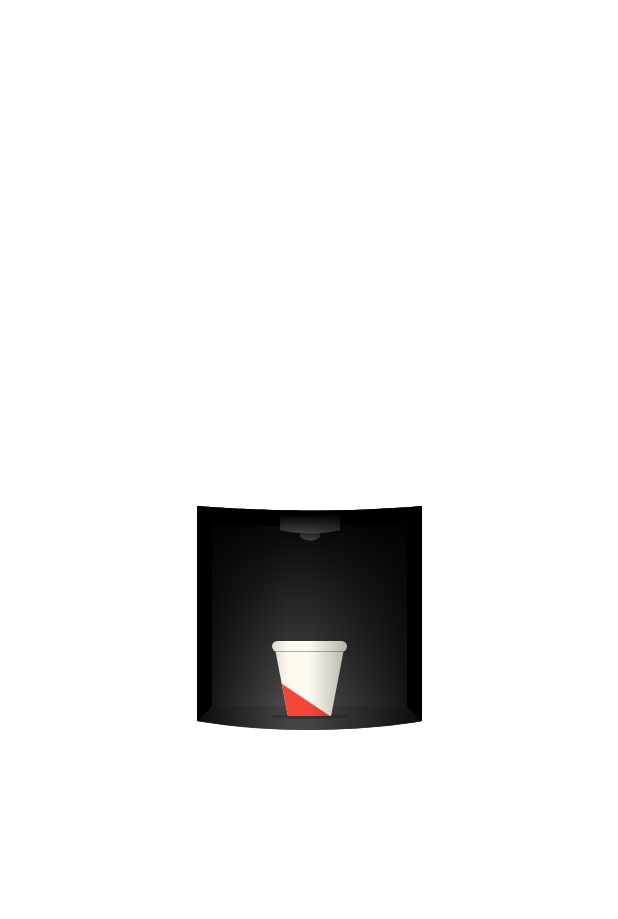
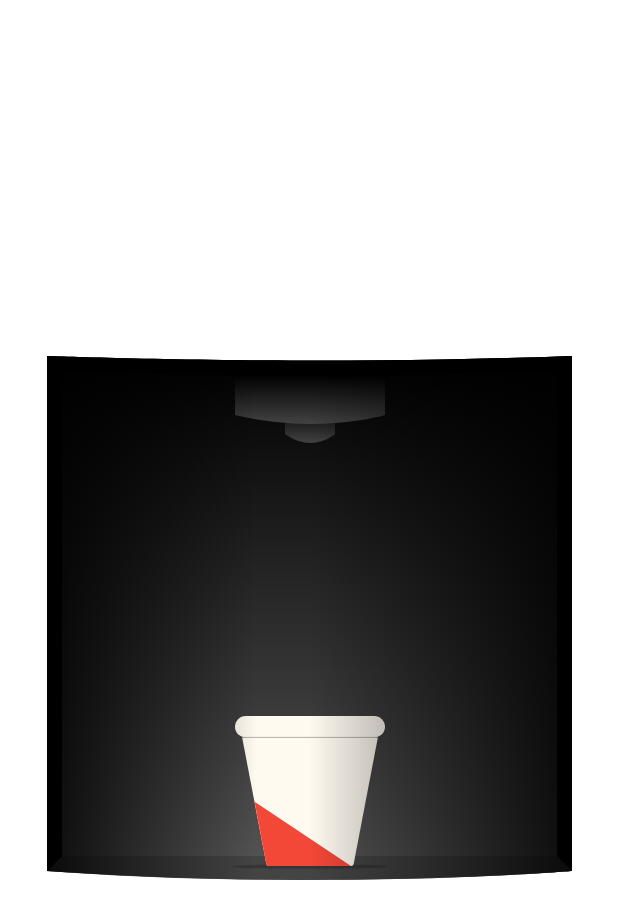
Before and after one commit to GuilhE/Expressus, an Android app built with Jetpack Compose: the @Preview function CoffeeSlotPreview, on a phone screen of 412 x 824 dp. Shown: the top 919 px of the screen. Run offline under Robolectric (Android 15) with nearby library versions, the phone set to English and light mode, and no system bars.

Commit message:
Adds new androidApp layout using shared-ui-compose

```diff
--- a/androidApp/build.gradle.kts
+++ b/androidApp/build.gradle.kts
@@ -66,7 +66,8 @@ dependencies {
         implementation(ui)
         implementation(runtime)
         implementation(foundationLayout)
-        debugImplementation(uiTooling)
+        implementation(uiToolingPreview)
+        implementation(uiTooling)
     }
 
     // Di
--- a/androidApp/src/main/AndroidManifest.xml
+++ b/androidApp/src/main/AndroidManifest.xml
@@ -2,6 +2,8 @@
 <manifest xmlns:android="http://schemas.android.com/apk/res/android"
         xmlns:tools="http://schemas.android.com/tools"
         package="com.expressus.android">
+
+    <uses-permission android:name="android.permission.VIBRATE" />
 
     <application
             android:name=".ExpressusApp"
@@ -14,7 +16,8 @@
 
         <activity
                 android:name=".presentation.ExpressusActivity"
-                android:exported="true">
+                android:exported="true"
+                android:screenOrientation="portrait">
             <intent-filter>
                 <action android:name="android.intent.action.MAIN" />
                 <category android:name="android.intent.category.LAUNCHER" />
--- a/androidApp/src/main/java/com/expressus/android/presentation/previews/leftPanel/CoffeeSlotPreview.kt
+++ b/androidApp/src/main/java/com/expressus/android/presentation/previews/leftPanel/CoffeeSlotPreview.kt
@@ -6,6 +6,7 @@ import androidx.compose.runtime.Composable
 import androidx.compose.ui.Alignment
 import androidx.compose.ui.Modifier
 import androidx.compose.ui.tooling.preview.Preview
+import androidx.compose.ui.unit.DpSize
 import androidx.compose.ui.unit.dp
 import com.expressus.compose.components.leftPanel.CoffeeSlot
 
@@ -16,6 +17,6 @@ private fun CoffeeSlotPreview() {
         Modifier.fillMaxSize(),
         contentAlignment = Alignment.Center
     ) {
-        CoffeeSlot(150.dp)
+        CoffeeSlot(350.dp, 100.dp, 100.dp, DpSize(15.dp, 150.dp))
     }
 }
--- a/androidApp/src/main/java/com/expressus/android/presentation/previews/leftPanel/CupPreview.kt
+++ b/androidApp/src/main/java/com/expressus/android/presentation/previews/leftPanel/CupPreview.kt
@@ -18,6 +18,6 @@ private fun CupPreview() {
         Modifier.fillMaxSize().background(Color.LightGray),
         contentAlignment = Alignment.Center
     ) {
-        Cup(50.dp)
+        Cup(250.dp)
     }
 }
--- a/desktopApp/build.gradle.kts
+++ b/desktopApp/build.gradle.kts
@@ -4,7 +4,7 @@ import org.jetbrains.kotlin.gradle.tasks.KotlinCompile
 
 plugins {
     kotlin("multiplatform")
-    id("org.jetbrains.compose") version Versions.Compose.desktop
+    id("org.jetbrains.compose") version Versions.JetBrains.Compose.desktop
 }
 
 kotlin {
--- a/shared-ui-compose/src/commonMain/kotlin/com/expressus/compose/components/leftPanel/CoffeeSlot.kt
+++ b/shared-ui-compose/src/commonMain/kotlin/com/expressus/compose/components/leftPanel/CoffeeSlot.kt
@@ -11,17 +11,28 @@ import androidx.compose.ui.geometry.Size
 import androidx.compose.ui.graphics.Brush
 import androidx.compose.ui.graphics.Color
 import androidx.compose.ui.unit.Dp
+import androidx.compose.ui.unit.DpSize
 import androidx.compose.ui.unit.dp
 import com.expressus.compose.components.Slot
 import com.expressus.compose.themes.CoffeeSlotTheme
 import kotlinx.coroutines.delay
+import kotlinx.coroutines.yield
 
 @Composable
-fun CoffeeSlot(size: Dp, isGrinding: Boolean = false, isPouring: Boolean = false) {
+fun CoffeeSlot(
+    size: Dp,
+    faucetSize: Dp,
+    cupSize: Dp,
+    coffeeStreamSize: DpSize,
+    coffeePouringSpeed: Long = 10L,
+    isGrinding: Boolean = false,
+    isPouring: Boolean = false
+) {
     var cupVrtPadding: Dp by remember { mutableStateOf(0.dp) }
     var cupHrzPadding: Dp by remember { mutableStateOf(0.dp) }
 
     LaunchedEffect(isGrinding) {
+        yield()
         cupVrtPadding = 0.dp
         cupHrzPadding = 0.dp
         while (isGrinding) {
@@ -54,8 +65,8 @@ fun CoffeeSlot(size: Dp, isGrinding: Boolean = false, isPouring: Boolean = false
                 Modifier.fillMaxSize(),
                 contentAlignment = Alignment.TopCenter
             ) {
-                CoffeeStream(5.dp, maxH, PaddingValues(vertical = 15.dp), isPouring)
-                CoffeeFaucet(40.dp)
+                CoffeeStream(coffeeStreamSize.width, coffeeStreamSize.height, PaddingValues(vertical = 15.dp), coffeePouringSpeed, isPouring)
+                CoffeeFaucet(faucetSize)
             }
             Box(
                 Modifier
@@ -63,14 +74,14 @@ fun CoffeeSlot(size: Dp, isGrinding: Boolean = false, isPouring: Boolean = false
                     .padding(bottom = 10.dp + cupVrtPadding, start = cupHrzPadding)
             ) {
                 //shadow
-                Canvas(Modifier.size(50.dp)) {
+                Canvas(Modifier.size(cupSize)) {
                     drawOval(
                         color = Color.Black.copy(0.2f),
                         topLeft = Offset(-2.5.dp.value, this.size.height - 2.dp.value),
                         size = Size(this.size.height + 5.dp.value, 5.dp.value)
                     )
                 }
-                Cup(50.dp)
+                Cup(cupSize)
             }
 
             //Overlay
--- a/shared-ui-compose/src/commonMain/kotlin/com/expressus/compose/components/leftPanel/CoffeeStream.kt
+++ b/shared-ui-compose/src/commonMain/kotlin/com/expressus/compose/components/leftPanel/CoffeeStream.kt
@@ -16,17 +16,18 @@ import androidx.compose.ui.unit.Dp
 import androidx.compose.ui.unit.dp
 import com.expressus.compose.themes.CoffeeTheme
 import kotlinx.coroutines.delay
+import kotlinx.coroutines.yield
 
 @Composable
-fun CoffeeStream(width: Dp, height: Dp, paddingValues: PaddingValues = PaddingValues(0.dp), pouring: Boolean) {
+fun CoffeeStream(width: Dp, height: Dp, paddingValues: PaddingValues = PaddingValues(0.dp), speed: Long = 10L, pouring: Boolean) {
     var finalHeight: Float by remember { mutableStateOf(0f) }
     var topLeft: Offset by remember { mutableStateOf(Offset(0f, 0f)) }
     var poured: Boolean by remember { mutableStateOf(false) }
 
-    val speed = 10L
     val step = 10.dp.value
 
     LaunchedEffect(pouring) {
+        yield()
         if (pouring) {
             if (!poured) {
                 while (finalHeight < height.value) {
@@ -52,11 +53,12 @@ fun CoffeeStream(width: Dp, height: Dp, paddingValues: PaddingValues = PaddingVa
     CoffeeTheme {
         val primary = MaterialTheme.colors.primary
 
-        Canvas(Modifier
-            .width(width)
-            .height(height)
-            .padding(paddingValues)
-            .clipToBounds()
+        Canvas(
+            Modifier
+                .width(width)
+                .height(height)
+                .padding(paddingValues)
+                .clipToBounds()
         ) {
             drawRoundRect(
                 color = primary,
--- a/shared/src/commonMain/kotlin/com/expressus/domain/viewModels/ExpressusViewModel.kt
+++ b/shared/src/commonMain/kotlin/com/expressus/domain/viewModels/ExpressusViewModel.kt
@@ -23,8 +23,8 @@ class ExpressusViewModel : ViewModel() {
         host.intent {
             reduce {
                 when (it) {
-                    is ExpressusState.SideEffect.Grinding -> ExpressusUiState(grinding = true).also { grind() }
-                    is ExpressusState.SideEffect.Pouring -> ExpressusUiState(pouring = true).also { pour() }
+                    is ExpressusState.SideEffect.Grinding -> ExpressusUiState(isGrinding = true).also { grind() }
+                    is ExpressusState.SideEffect.Pouring -> ExpressusUiState(isPouring = true).also { pour() }
                     is ExpressusState.SideEffect.Served -> ExpressusUiState()
                 }
             }
```
Also changed, not shown: androidApp/src/main/java/com/expressus/android/presentation/ExpressusActivity.kt (+56 -22 lines), buildSrc/src/main/java/Dependencies.kt (+12 -11 lines), shared-ui-compose/build.gradle.kts (+2 -6 lines), shared/src/commonMain/kotlin/com/expressus/domain/stateMachines/ExpressusContract.kt (+5 -5 lines), 4 other files.
